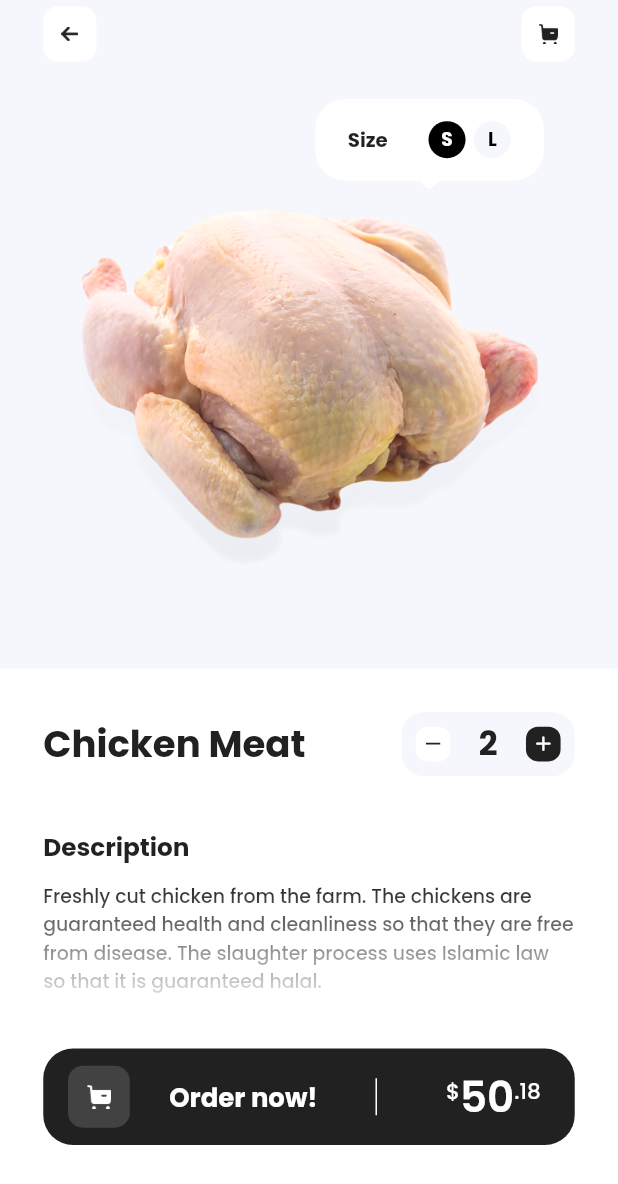
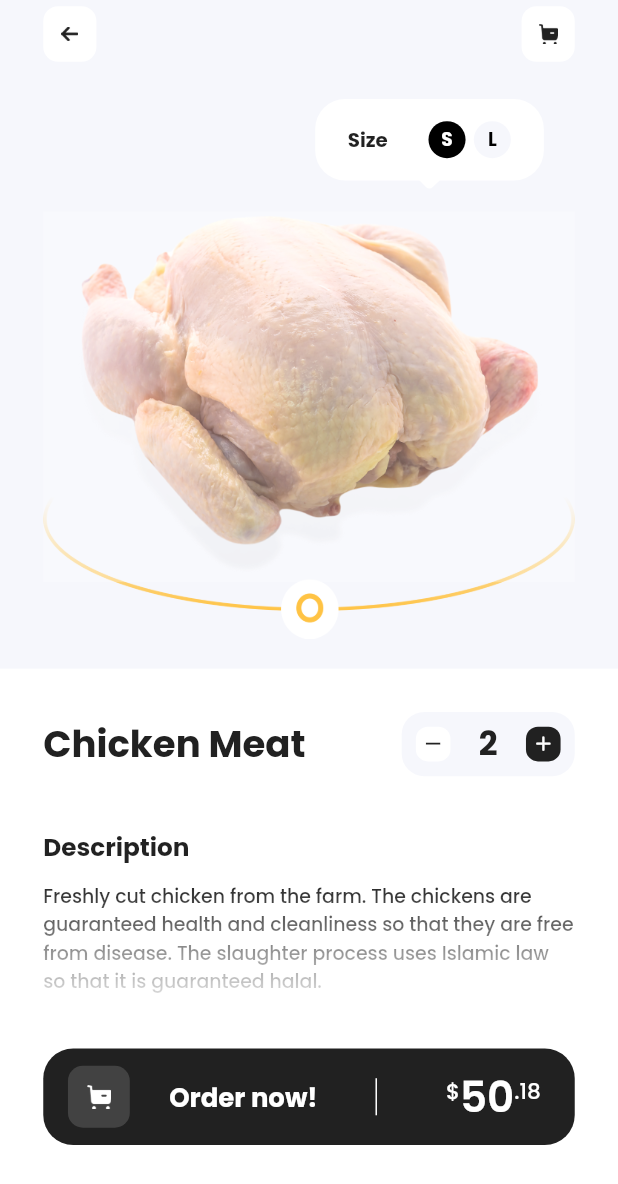
Before and after one commit to araujo-alef/dine_market_app_flutter, a Flutter app: the ProductDetailsPage screen opened by its route, on a phone screen of 412 x 824 dp. Shown: the top 1184 px of the screen. Run offline on Flutter 3.47's test engine with Material 2 defaults, Android fonts, the phone set to English and light mode, and no system bars; our stand-ins replace carousel_slider, get, google_fonts, smooth_page_indicator.

Commit message:
added golden circle to product image on product details page

```diff
--- a/lib/app/ui/android/product_details/product_details_page.dart
+++ b/lib/app/ui/android/product_details/product_details_page.dart
@@ -78,11 +78,37 @@ class ProductDetailsPage extends StatelessWidget {
                 margin: EdgeInsets.only(left: width * 7, right: width * 7),
                 height: height * 37.5,
                 alignment: Alignment.topCenter,
-                child: Container(
-                  height: height * 30,
-                  decoration: BoxDecoration(
-                      image: DecorationImage(
-                          image: AssetImage('assets/images/chicken_size.png'))),
+                child: Padding(
+                  padding: EdgeInsets.only(top: height * 0.5),
+                  child: Stack(
+                    children: [
+                      Container(
+                        height: height * 30,
+                        decoration: BoxDecoration(
+                            image: DecorationImage(
+                                image: AssetImage('assets/images/chicken_size.png'))),
+                      ),
+                      Container(
+                        height: height * 37,
+                        alignment: Alignment.bottomCenter,
+                        child: Container(
+                          height: height * 22,
+                          decoration: BoxDecoration(
+                            image: DecorationImage(
+                              image: AssetImage('assets/images/golden_circular.png'),
+                              fit: BoxFit.fitWidth
+                            )
+                          ),
+                        ),
+                      ),
+                      Container(
+                        height: height * 30,
+                        decoration: BoxDecoration(
+                          color: Color(0X3FFFFFFF),
+                        ),
+                      ),
+                    ],
+                  ),
                 ),
               ),
               Expanded(
```
Also changed, not shown: assets/images/golden_circular.png (added).
